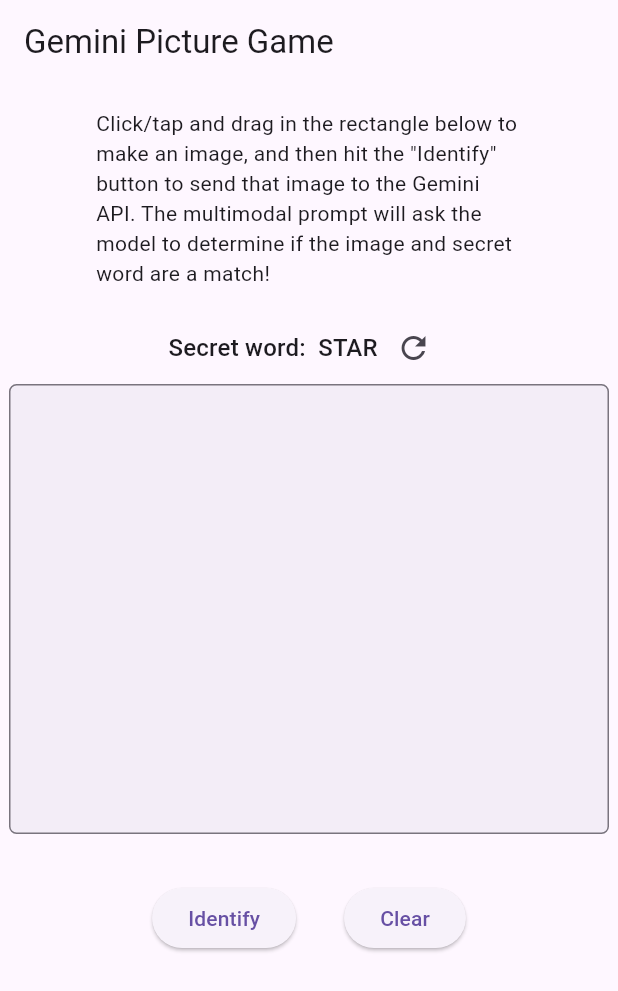
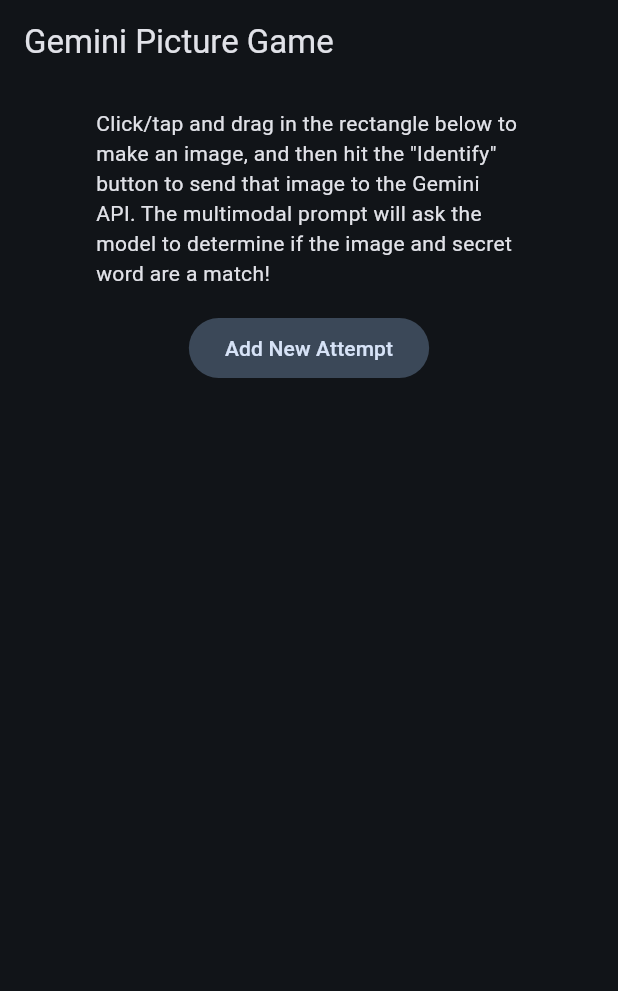
Before and after one commit to RedBrogdon/picture_game, a Flutter app: the screen it shows after launch, after a tap on "Submit", on a phone screen of 412 x 824 dp. Shown: the top 991 px of the screen. Run offline on Flutter 3.47's test engine with Material 3 defaults, Android fonts, the phone set to English and light mode, and no system bars; our stand-ins replace google_generative_ai.

Commit message:
Update main.dart
Adding the ability to have more chat widgets on screen at once.
Tweaking colors and spacing.

```diff
--- a/lib/main.dart
+++ b/lib/main.dart
@@ -2,16 +2,17 @@
 // Use of this source code is governed by a BSD-style license
 // that can be found in the LICENSE file.
 
+import 'dart:math' as math;
+import 'dart:math';
 import 'dart:ui' as ui;
-import 'dart:math' as math;
 import 'dart:ui';
 
 import 'package:flutter/foundation.dart';
 import 'package:flutter/material.dart';
 import 'package:flutter/rendering.dart';
 import 'package:google_generative_ai/google_generative_ai.dart';
-import 'package:shared_preferences/shared_preferences.dart';
 import 'package:url_launcher/link.dart';
+
 
 final wordList = [
   'STAR',
@@ -38,7 +39,7 @@ class GenerativeAISample extends StatelessWidget {
       debugShowCheckedModeBanner: false,
       title: 'Gemini Picture Game',
       theme: ThemeData(
-        brightness: Brightness.light,
+        colorScheme: ColorScheme.fromSeed(seedColor: Colors.blue, brightness: Brightness.dark)
       ),
       home: const ChatScreen(title: 'Gemini Picture Game'),
     );
@@ -60,123 +61,43 @@ class _ChatScreenState extends State<ChatScreen> {
   @override
   Widget build(BuildContext context) {
     return Scaffold(
-      appBar: AppBar(
-        title: Text(widget.title),
-      ),
-      body: switch (apiKey) {
-        final providedKey? => ChatWidget(apiKey: providedKey),
+        appBar: AppBar(
+          title: Text(widget.title),
+        ),
+        body: switch (apiKey) {
+        final providedKey? => ChatWidgetContainer(apiKey: providedKey),
         _ => ApiKeyWidget(onSubmitted: (key) {
             setState(() => apiKey = key);
           }),
       },
-    );
+        );
   }
 }
 
-class ApiKeyWidget extends StatelessWidget {
-  ApiKeyWidget({required this.onSubmitted, super.key});
-
-  final ValueChanged onSubmitted;
-  final TextEditingController _textController = TextEditingController();
-
-  @override
-  Widget build(BuildContext context) {
-    return Scaffold(
-      body: Padding(
-        padding: const EdgeInsets.all(8.0),
-        child: Column(
-          mainAxisSize: MainAxisSize.min,
-          children: [
-            const Text(
-              'To use the Gemini API, you\'ll need an API key. '
-              'If you don\'t already have one, '
-              'create a key in Google AI Studio.',
-            ),
-            const SizedBox(height: 8),
-            Link(
-              uri: Uri.https('aistudio.google.com', '/app/apikey'),
-              target: LinkTarget.blank,
-              builder: (context, followLink) => TextButton(
-                onPressed: followLink,
-                child: const Text('Get an API Key'),
-              ),
-            ),
-            const SizedBox(height: 8),
-            Padding(
-              padding: const EdgeInsets.symmetric(horizontal: 32),
-              child: Row(
-                children: [
-                  Expanded(
-                    child: TextField(
-                      decoration:
-                          textFieldDecoration(context, 'Enter your API key'),
-                      controller: _textController,
-                      onSubmitted: (value) {
-                        onSubmitted(value);
-                      },
-                    ),
-                  ),
-                  const SizedBox(height: 8),
-                  TextButton(
-                    onPressed: () {
-                      onSubmitted(_textController.value.text);
-                    },
-                    child: const Text('Submit'),
-                  ),
-                ],
-              ),
-            ),
-          ],
-        ),
-      ),
-    );
-  }
-}
-
-class ChatWidget extends StatefulWidget {
-  const ChatWidget({required this.apiKey, super.key});
+class ChatWidgetContainer extends StatefulWidget {
+  const ChatWidgetContainer({required this.apiKey, super.key});
 
   final String apiKey;
 
   @override
-  State<ChatWidget> createState() => _ChatWidgetState();
+  State<ChatWidgetContainer> createState() => _ChatWidgetContainerState(this.apiKey);
 }
 
-class _ChatWidgetState extends State<ChatWidget> {
-  final dots = <Offset>[];
-  final paintKey = GlobalKey();
-  late final IdentificationService _service;
-  Future<(bool, String?)>? idResult;
-  final _rng = math.Random();
-  String secretWord = 'STAR';
+class _ChatWidgetContainerState extends State<ChatWidgetContainer> {
+  String? apiKey;
+  var guessWidgets = <Widget>[];
+  final Random _rng = math.Random();
+
+  _ChatWidgetContainerState(this.apiKey);
 
   @override
   void initState() {
     super.initState();
-    _service = IdentificationService(widget.apiKey);
-  }
-
-  Widget _buildIdButton(bool enabled) {
-    return ElevatedButton(
-      onPressed: !enabled
-          ? null
-          : () async {
-              setState(() => idResult = null);
-              final bytes = await _captureWidget();
-              setState(() {
-                idResult = _service.getId(bytes, secretWord);
-              });
-            },
-      child: const Text('Identify'),
-    );
   }
 
   @override
   Widget build(BuildContext context) {
     final theme = Theme.of(context);
-
-    const width = 400.0;
-    const height = 300.0;
 
     return SizedBox.expand(
       child: SingleChildScrollView(
@@ -192,6 +113,128 @@ class _ChatWidgetState extends State<ChatWidget> {
                   ' model to determine if the image and secret word are a'
                   ' match!'),
             ),
+            FilledButton.tonal(
+              onPressed: _createNewGuessWidget,
+              child: const Text("Add New Attempt"),
+            ),
+            const SizedBox(height: 24,),
+            GridView.count(crossAxisCount: 3, mainAxisSpacing: 8, crossAxisSpacing: 8, shrinkWrap: true,
+            children: [
+              ...guessWidgets,
+              ])
+          ],
+        ),
+      ),
+    );
+  }
+
+  void _createNewGuessWidget() {
+    String secretWord = wordList[_rng.nextInt(wordList.length)];
+
+    setState(() {
+      guessWidgets.add(ChatWidget(apiKey: widget.apiKey, secretWord: secretWord,));
+    });
+  }
+}
+
+class ChatWidget extends StatefulWidget {
+  ChatWidget({required this.apiKey, super.key, required this.secretWord});
+
+  final String apiKey;
+  final String secretWord;
+
+  @override
+  State<ChatWidget> createState() => _ChatWidgetState();
+}
+
+class _ChatWidgetState extends State<ChatWidget> {
+  final dots = <Offset>[];
+  final paintKey = GlobalKey();
+  late final IdentificationService _service;
+  Future<(bool, String?)>? idResult;
+  late String secretWord;
+
+  @override
+  void initState() {
+    super.initState();
+    _service = IdentificationService(widget.apiKey);
+    secretWord = widget.secretWord;
+  }
+
+  Widget _buildIdButton(bool enabled) {
+    return FilledButton(
+      onPressed: !enabled
+          ? null
+          : () async {
+              setState(() => idResult = null);
+              final bytes = await _captureWidget();
+              setState(() {
+                idResult = _service.getId(bytes, secretWord);
+              });
+            },
+      child: const Text('Identify'),
+    );
+  }
+
+  Widget _buildButtonBar(BuildContext context) {
+    final theme = Theme.of(context);
+      return Column(children: [
+        Row(
+          mainAxisSize: MainAxisSize.min,
+          children: [
+            if (idResult != null)
+              FutureBuilder(
+                future: idResult,
+                builder: (context, snapshot) {
+                  return _buildIdButton(snapshot.hasData);
+                },
+              )
+            else
+              _buildIdButton(dots.isNotEmpty),
+            const SizedBox(width: 32),
+            FilledButton(style: FilledButton.styleFrom(backgroundColor: theme.colorScheme.errorContainer, foregroundColor: theme.colorScheme.onErrorContainer),
+
+              onPressed: dots.isEmpty ? null :() => setState(() {
+                dots.clear();
+                idResult = null;
+              }),
+              child: const Text('Clear'),
+            ),
+          ],
+        ),
+        if (idResult != null)
+          FutureBuilder(
+            future: idResult,
+            builder: (context, snapshot) {
+              if (snapshot.data?.$1 == true) {
+                return const StatusWidget('Correct!');
+              } else if (snapshot.data?.$1 == false) {
+                final result =
+                    "Not a match. Gemini responded with: ${snapshot.data?.$2 ?? ""}";
+                return StatusWidget(result);
+              } else {
+                return const StatusWidget('Thinking...');
+              }
+            },
+          )
+        else
+          const StatusWidget(''),
+      ]);
+  }
+
+  @override
+  Widget build(BuildContext context) {
+    final theme = Theme.of(context);
+
+    const width = 400.0;
+    const height = 300.0;
+
+    return SizedBox(
+      child: SingleChildScrollView(
+        child: Column(
+          mainAxisAlignment: MainAxisAlignment.center,
+          crossAxisAlignment: CrossAxisAlignment.center,
+          children: [
             Row(
               mainAxisSize: MainAxisSize.min,
               children: [
@@ -199,14 +242,9 @@ class _ChatWidgetState extends State<ChatWidget> {
                   'Secret word:  $secretWord',
                   style: theme.textTheme.titleMedium,
                 ),
-                IconButton(
-                  onPressed: () => setState(() {
-                    secretWord = wordList[_rng.nextInt(wordList.length)];
-                  }),
-                  icon: const Icon(Icons.refresh),
-                )
               ],
             ),
+            const SizedBox(height: 16),
             Container(
               width: width,
               height: height,
@@ -246,45 +284,11 @@ class _ChatWidgetState extends State<ChatWidget> {
                 ),
               ),
             ),
-            const SizedBox(height: 32),
-            Row(
-              mainAxisSize: MainAxisSize.min,
-              children: [
-                if (idResult != null)
-                  FutureBuilder(
-                    future: idResult,
-                    builder: (context, snapshot) {
-                      return _buildIdButton(snapshot.hasData);
-                    },
-                  )
-                else
-                  _buildIdButton(true),
-                const SizedBox(width: 32),
-                ElevatedButton(
-                  onPressed: () => setState(() {
-                    dots.clear();
-                  }),
-                  child: const Text('Clear'),
-                ),
-              ],
-            ),
-            if (idResult != null)
-              FutureBuilder(
-                future: idResult,
-                builder: (context, snapshot) {
-                  if (snapshot.data?.$1 == true) {
-                    return const StatusWidget('Correct!');
-                  } else if (snapshot.data?.$1 == false) {
-                    final result = "Not a match. Gemini responded with: ${snapshot.data?.$2 ?? ""}";
-                    return  StatusWidget(result);
-                  } else {
-                    return const StatusWidget('Thinking...');
-                  }
-                },
-              )
-            else
-              const StatusWidget(''),
-            const SizedBox(height: 100),
+            //const SizedBox(height: 16),
+            //PaletteWidget(),
+            const SizedBox(height: 16,),
+            ///fd
+            _buildButtonBar(context),
           ],
         ),
       ),
@@ -333,12 +337,12 @@ class StatusWidget extends StatelessWidget {
   Widget build(BuildContext context) {
     final theme = Theme.of(context);
 
-    return SizedBox(
-      height: 100,
+    return ConstrainedBox(
+      constraints: BoxConstraints.loose(const Size(400,64)),
       child: Center(
         child: Text(
           status,
-          style: theme.textTheme.titleLarge?.copyWith(
+          style: theme.textTheme.bodyLarge?.copyWith(
             color: theme.colorScheme.tertiary,
           ),
         ),
@@ -423,3 +427,95 @@ class IdentificationService {
     }
   }
 }
+
+class ApiKeyWidget extends StatelessWidget {
+  ApiKeyWidget({required this.onSubmitted, super.key});
+
+  final ValueChanged onSubmitted;
+  final TextEditingController _textController = TextEditingController();
+
+  @override
+  Widget build(BuildContext context) {
+    return Scaffold(
+      body: Padding(
+        padding: const EdgeInsets.all(8.0),
+        child: Column(
+          mainAxisSize: MainAxisSize.min,
+          children: [
+            const Text(
+              'To use the Gemini API, you\'ll need an API key. '
+                  'If you don\'t already have one, '
+                  'create a key in Google AI Studio.',
+            ),
+            const SizedBox(height: 8),
+            Link(
+              uri: Uri.https('aistudio.google.com', '/app/apikey'),
+              target: LinkTarget.blank,
+              builder: (context, followLink) => TextButton(
+                onPressed: followLink,
+                child: const Text('Get an API Key'),
+              ),
+            ),
+            const SizedBox(height: 8),
+            Padding(
+              padding: const EdgeInsets.symmetric(horizontal: 32),
+              child: Row(
+                children: [
+                  Expanded(
+                    child: TextField(
+                      decoration:
+                      textFieldDecoration(context, 'Enter your API key'),
+                      controller: _textController,
+                      onSubmitted: (value) {
+                        onSubmitted(value);
+                      },
+                    ),
+                  ),
+                  const SizedBox(height: 8),
+                  TextButton(
+                    onPressed: () {
+                      onSubmitted(_textController.value.text);
+                    },
+                    child: const Text('Submit'),
+                  ),
+                ],
+              ),
+            ),
+          ],
+        ),
+      ),
+    );
+  }
+}
+
+class PaletteWidget extends StatefulWidget {
+
+  @override
+  State<PaletteWidget> createState() => _PaletteWidgetState();
+}
+
+class _PaletteWidgetState extends State<PaletteWidget> {
+  Color selectedColor = Colors.black;
+  List<Color> colors = [
+    Colors.white, Colors.red,
+    Colors.orange, Colors.yellow, Colors.green, Colors.blue, Colors.indigo, Colors.purple
+  ];
+  late List<Widget> colorChips = [];
+
+  @override
+  void initState() {
+    _buildColorChips();
+  }
+
+  void _buildColorChips() {
+    for (Color color in colors) {
+      var g = GestureDetector(child: Container(color: color, height: 10, width: 50,));
+      colorChips.add(g);
+    }
+  }
+
+  @override
+  Widget build(BuildContext context) {
+    return GridView.count(crossAxisCount: 10, shrinkWrap: true, children: colorChips,);
+  }
+}
```
